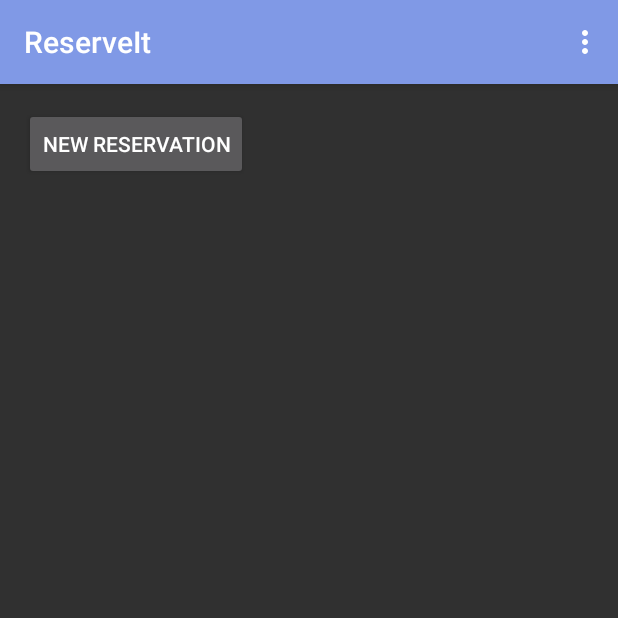
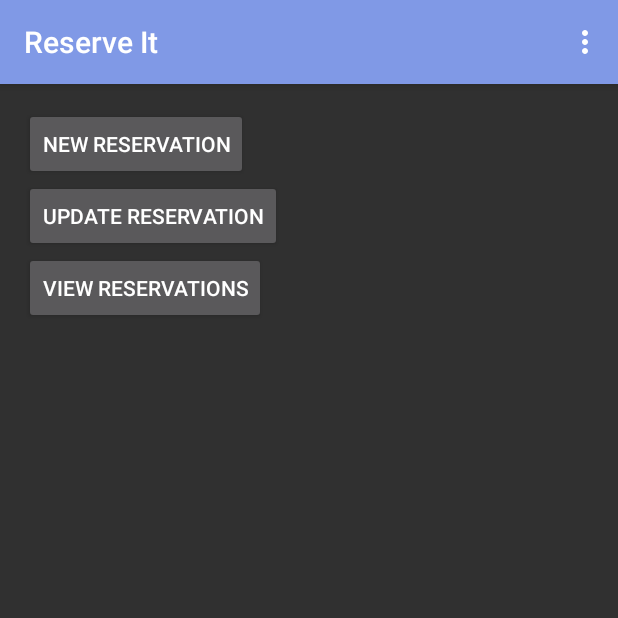
Before and after one commit to Stein-Net/ReserveIt, an Android app: the screen it shows after launch (WelcomeActivity), on a phone screen of 412 x 824 dp, the top half of it. Run offline under Robolectric (Android 15) with nearby library versions, the phone set to English and light mode, and no system bars.

Commit message:
Hi Hunter!

```diff
--- a/app/src/main/res/layout/activity_welcome.xml
+++ b/app/src/main/res/layout/activity_welcome.xml
@@ -6,7 +6,8 @@
     android:paddingRight="@dimen/activity_horizontal_margin"
     android:paddingTop="@dimen/activity_vertical_margin"
     android:paddingBottom="@dimen/activity_vertical_margin"
-    tools:context=".WelcomeActivity">
+    tools:context=".WelcomeActivity"
+    android:elevation="5dp">
 
 
     <Button
@@ -17,4 +18,22 @@
         android:layout_alignParentTop="true"
         android:layout_alignParentLeft="true"
         android:layout_alignParentStart="true" />
+
+    <Button
+        android:layout_width="wrap_content"
+        android:layout_height="wrap_content"
+        android:text="@string/updatereserv"
+        android:id="@+id/button2"
+        android:layout_below="@+id/button"
+        android:layout_alignParentLeft="true"
+        android:layout_alignParentStart="true" />
+
+    <Button
+        android:layout_width="wrap_content"
+        android:layout_height="wrap_content"
+        android:text="@string/viewreserv"
+        android:id="@+id/button3"
+        android:layout_below="@+id/button2"
+        android:layout_alignParentLeft="true"
+        android:layout_alignParentStart="true" />
 </RelativeLayout>
--- a/app/src/main/res/values/strings.xml
+++ b/app/src/main/res/values/strings.xml
@@ -1,9 +1,11 @@
 <?xml version="1.0" encoding="utf-8"?>
 <resources>
 
-    <string name="app_name">ReserveIt</string>
+    <string name="app_name">Reserve It</string>
     <string name="hello_world">Hello world!</string>
     <string name="action_settings">Settings</string>
     <string name="newreserv">New Reservation</string>
+    <string name="updatereserv">Update Reservation</string>
+    <string name="viewreserv">View Reservations</string>
 
 </resources>
```
